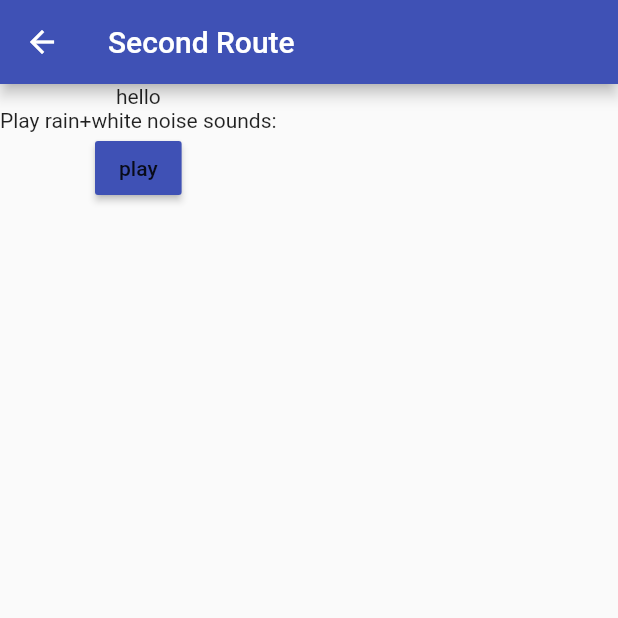
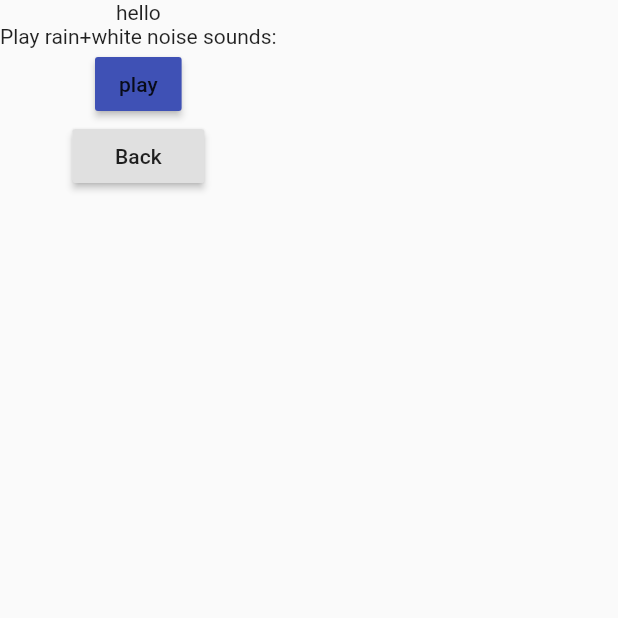
Before and after one commit to RohanGautam/snoozy, a Flutter app: the screen it shows after launch, after a tap on the "arrow forward" icon, on a phone screen of 412 x 824 dp, the top half of it. Run offline on Flutter 3.47's test engine with Material 2 defaults, Android fonts, the phone set to English and light mode, and no system bars; our stand-ins replace audioplayers, dynamic_theme, shared_preferences.

Commit message:
working sound controllers even on page change :)

```diff
--- a/lib/main.dart
+++ b/lib/main.dart
@@ -2,6 +2,7 @@ import 'package:flutter/material.dart';
 import 'package:intl/intl.dart';
 import 'package:shared_preferences/shared_preferences.dart';
 import 'package:dynamic_theme/dynamic_theme.dart';
+import 'package:audioplayers/audioplayers.dart';
 import 'package:snoozy_app/sounds.dart';
 
 void main() => runApp(MyApp());
@@ -38,20 +39,25 @@ class _MyHomePageState extends State<MyHomePage> {
   DateTime now = DateTime.now();
   var _switchValue = false;
   var prefs;
+  // **--for the sounds page--**
+  bool isPlaying = false;
+  AudioPlayer playerLoopController;
+  // **----**
 
   @override
-  void initState(){ //executed only once
+  void initState() {
+    //executed only once
     // You can't use async/await here,
     // We can't mark this method as async because of the @override
-    SharedPreferences.getInstance().then((_prefs){
+    SharedPreferences.getInstance().then((_prefs) {
       setState(() {
-        prefs=_prefs;
+        prefs = _prefs;
         // make the initial state of the switch same as previously stored state when the app reloads
-        _switchValue = prefs.getBool('switchValue') ?? false; // ?? means if null, make it false
+        _switchValue = prefs.getBool('switchValue') ??
+            false; // ?? means if null, make it false
       });
     });
   }
-
 
   void _refreshTime() {
     setState(() {
@@ -64,7 +70,7 @@ class _MyHomePageState extends State<MyHomePage> {
       //switch passes current state of switch, but doesnt cahange it in UI. to do that, you have to change it yourself.
       _switchValue = s;
     });
-    prefs.setBool('switchValue',s);
+    prefs.setBool('switchValue', s);
     DynamicTheme.of(context).setBrightness(
         Theme.of(context).brightness == Brightness.dark
             ? Brightness.light
@@ -136,6 +142,22 @@ class _MyHomePageState extends State<MyHomePage> {
     );
   }
 
+  _soundsPage(BuildContext context, var page) async {
+    var dataRecieved = await Navigator.push(
+        context,
+        PageRouteBuilder(
+            pageBuilder: (context, anim1, anim2) => new Sounds(
+                isPlaying: isPlaying,
+                playerLoopController: playerLoopController)));
+    // MaterialPageRoute(
+    //     builder: (context) => ));
+    setState(() {
+      isPlaying = dataRecieved[0];
+      playerLoopController = dataRecieved[1];
+    });
+    // print(isPlaying);
+  }
+
   Widget bottomDock() {
     return Row(
       mainAxisAlignment: MainAxisAlignment.center,
@@ -144,12 +166,7 @@ class _MyHomePageState extends State<MyHomePage> {
           heroTag: "soundsNavButton",
           tooltip: "Go to new page",
           child: Icon(Icons.arrow_forward),
-          onPressed: () {
-            Navigator.push(
-                context,
-                PageRouteBuilder(
-                    pageBuilder: (context, anim1, anim2) => Sounds()));
-          },
+          onPressed: () => _soundsPage(context, Sounds), //this is a shorthand if you want to pass a function with parameters
         )
       ],
     );
@@ -158,9 +175,9 @@ class _MyHomePageState extends State<MyHomePage> {
   @override
   Widget build(BuildContext context) {
     return Scaffold(
-      appBar: AppBar(
-        title: Text(widget.title),
-      ),
+      // appBar: AppBar(
+      //   title: Text(widget.title),
+      // ),
       body: Center(
         child: Column(
           mainAxisAlignment: MainAxisAlignment.center,
--- a/lib/sounds.dart
+++ b/lib/sounds.dart
@@ -1,22 +1,38 @@
 import 'package:flutter/material.dart';
-import 'package:shared_preferences/shared_preferences.dart';
 import 'package:audioplayers/audio_cache.dart';
 import 'package:audioplayers/audioplayers.dart';
 
 
 
 class Sounds extends StatefulWidget {
-  Sounds({Key key}) : super(key: key);
+  final bool isPlaying;
+  final AudioPlayer playerLoopController;
+
+  Sounds({Key key, @required this.isPlaying, @required this.playerLoopController}) : super(key: key);
   @override
   _SoundsState createState() => _SoundsState();
 }
 
-class _SoundsState extends State<Sounds> {
+class _SoundsState extends State<Sounds>{
   String playerText="play";
   bool isPlaying = false;
   AudioPlayer playerLoopController;
   static AudioCache player = AudioCache();
 
+  @override
+  void initState(){
+    // print("_____________YooT_ ${widget.isPlaying}");
+    setState(() {
+     isPlaying=widget.isPlaying;
+     updatePlayerText(isPlaying);
+     playerLoopController= widget.playerLoopController;
+    });
+  }
+
+  _sendDataBack(BuildContext context, bool isPlaying, AudioPlayer playerLoopController){
+    var sendThisData = [isPlaying, playerLoopController];
+    Navigator.pop(context,sendThisData);
+  }
 
   updatePlayerText(bool isPlaying){
     setState(() {
@@ -62,15 +78,18 @@ class _SoundsState extends State<Sounds> {
 
   @override
   Widget build(BuildContext context) {
-
     return Scaffold(
-      appBar: AppBar(
-        title: Text("Second Route"),
-      ),
+      // appBar: AppBar(
+      //   title: Text("Second Route"),
+      // ),
       body: Column(
         children: <Widget>[
           Text("hello"),
           playAudioWidget(),
+          RaisedButton(
+              onPressed: () => _sendDataBack(context, isPlaying, playerLoopController),
+              child: Text('Back'),
+            ),
         ],
       ),
     );
```
Also changed, not shown: 1 other file.
